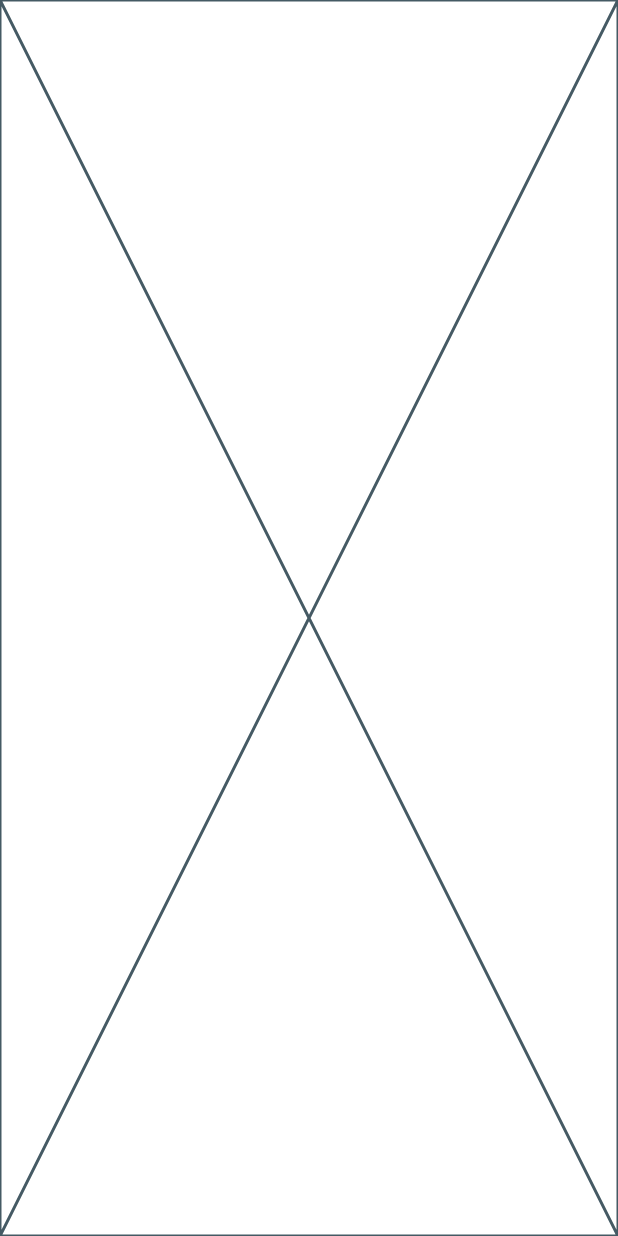
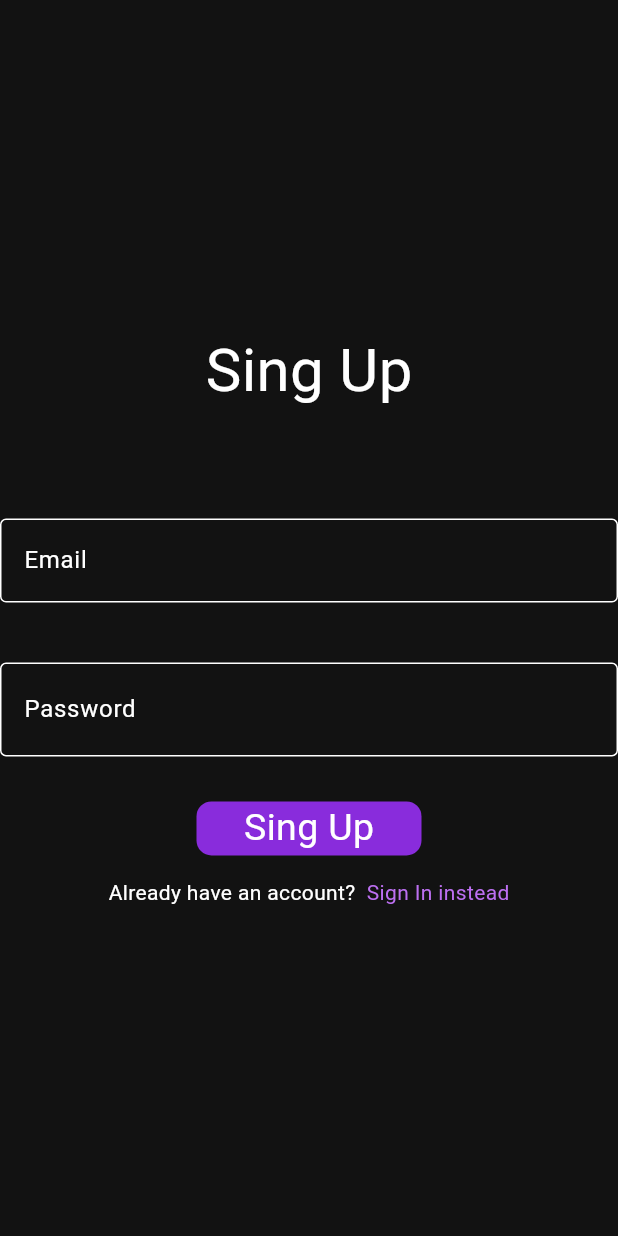
Before and after one commit to MohannadMadi/course_scheduler, a Flutter app: the screen it shows after launch, after a tap on "Sign Up instead", on a phone screen of 412 x 824 dp. Run offline on Flutter 3.47's test engine with Material 3 defaults, Android fonts, the phone set to English and light mode, and no system bars; our stand-ins replace firebase_auth, firebase_core; accounts and stored records are empty.

Commit message:
togle between sign in and up done

```diff
--- /dev/null
+++ b/lib/src/view/authintication/authinticate.dart
@@ -0,0 +1,23 @@
+import 'package:course_scheduler/src/view/authintication/loginPage.dart';
+import 'package:course_scheduler/src/view/authintication/signUpPage.dart';
+import 'package:flutter/cupertino.dart';
+
+class Authinticate extends StatefulWidget {
+  const Authinticate({super.key});
+
+  @override
+  State<Authinticate> createState() => _AuthinticateState();
+}
+
+class _AuthinticateState extends State<Authinticate> {
+  bool showSignIn=true;
+  void toggle(){
+    setState(() {
+      showSignIn=!showSignIn;
+    });
+  }
+  @override
+  Widget build(BuildContext context) {
+    return showSignIn?LoginPage(toggle:toggle): SignUpPage(toggle:toggle);
+  }
+}
--- a/lib/src/view/authintication/loginPage.dart
+++ b/lib/src/view/authintication/loginPage.dart
@@ -7,7 +7,8 @@ import 'package:flutter/cupertino.dart';
 import 'package:flutter/material.dart';
 
 class LoginPage extends StatefulWidget {
-  const LoginPage({super.key});
+  Function toggle;
+    LoginPage({super.key,required this.toggle});
 
   @override
   State<LoginPage> createState() => _LoginPageState();
@@ -130,9 +131,8 @@ class _LoginPageState extends State<LoginPage> {
               ),
               InkWell(
                 onTap: () {
-                  Navigator.of(context).push(MaterialPageRoute(
-                      builder: (context) => const SignUpPage()));
-                },
+                widget.toggle();
+                  },
                 child: const Text(
                   "Sign Up instead",
                   style: TextStyle(color: AppColors.subTextColor),
--- a/lib/src/view/authintication/signUpPage.dart
+++ b/lib/src/view/authintication/signUpPage.dart
@@ -1,15 +1,154 @@
+import 'dart:async';
+
+import 'package:course_scheduler/src/services/auth.dart';
+import 'package:course_scheduler/src/utils/colors.dart';
+import 'package:course_scheduler/src/view/authintication/signUpPage.dart';
 import 'package:flutter/cupertino.dart';
+import 'package:flutter/material.dart';
 
 class SignUpPage extends StatefulWidget {
-  const SignUpPage({super.key});
+  Function toggle;
+
+  SignUpPage({super.key, required this.toggle});
 
   @override
   State<SignUpPage> createState() => _SignUpPageState();
 }
 
 class _SignUpPageState extends State<SignUpPage> {
+  final _formKey = GlobalKey<FormState>();
+  String? email;
+  String? password;
+  bool obscure = true;
+  final AuthServices _auth = AuthServices();
+
   @override
   Widget build(BuildContext context) {
-    return const Placeholder();
+    return Column(mainAxisAlignment: MainAxisAlignment.center, children: [
+      const Text(
+        "Sing Up",
+        style: TextStyle(color: AppColors.mainTextColor, fontSize: 40),
+      ),
+      const SizedBox(
+        height: 70,
+      ),
+      Form(
+          key: _formKey,
+          child: Column(
+            children: <Widget>[
+              TextFormField(
+                validator: (val) =>
+                    val.toString().isEmpty ? "Email cannot be empty" : null,
+                onChanged: (val) {
+                  setState(() {
+                    email = val;
+                  });
+                },
+                decoration: const InputDecoration(
+                  labelText: 'Email',
+                  border: OutlineInputBorder(),
+                ),
+              ),
+              const SizedBox(height: 40),
+              TextFormField(
+                obscureText: obscure,
+                validator: (val) => val.toString().length > 6
+                    ? null
+                    : "Password has to be more than 6 characters",
+                onChanged: (val) {
+                  setState(() {
+                    password = val;
+                  });
+                },
+                decoration: InputDecoration(
+                  suffix: InkWell(
+                      onTap: () {
+                        setState(() {
+                          obscure = !obscure;
+                        });
+                      },
+                      child: const Icon(
+                        Icons.remove_red_eye,
+                        color: AppColors.mainBlue,
+                      )),
+                  labelText: 'Password',
+                  border: const OutlineInputBorder(),
+                ),
+              ),
+            ],
+          )),
+      const SizedBox(
+        height: 30,
+      ),
+      Column(
+        children: [
+          InkWell(
+            onTap: () async {
+              if (_formKey.currentState!.validate()) {
+                dynamic result = await _auth.signUp(email!, password!);
+
+                ScaffoldMessenger.of(context).showSnackBar(
+                  SnackBar(
+                    content: Row(
+                      children: [
+                        Icon(
+                          result == null ? Icons.error_outline : Icons.check,
+                          color: result == null
+                              ? AppColors.errorRed
+                              : AppColors.successGreen,
+                        ),
+                        Text(
+                            result == null
+                                ? "  Please use valid credentials"
+                                : "Signed In successfully",
+                            style: TextStyle(
+                                color: result == null
+                                    ? AppColors.errorRed
+                                    : AppColors.successGreen,
+                                fontSize: 15)),
+                      ],
+                    ),
+                    backgroundColor: AppColors.subBlack,
+                  ),
+                );
+              }
+            },
+            child: Container(
+              alignment: Alignment.center,
+              width: 150,
+              decoration: BoxDecoration(
+                  borderRadius: BorderRadius.circular(10),
+                  color: AppColors.mainButtonColor),
+              child: const Text(
+                "Sing Up",
+                style: TextStyle(fontSize: 25, color: AppColors.mainTextColor),
+              ),
+            ),
+          ),
+          const SizedBox(
+            height: 15,
+          ),
+          Row(
+            mainAxisAlignment: MainAxisAlignment.center,
+            children: [
+              const Text(
+                "Already have an account?  ",
+                style: TextStyle(color: AppColors.mainTextColor),
+              ),
+              InkWell(
+                onTap: () {
+                widget.toggle();
+                },
+                child: const Text(
+                  "Sign In instead",
+                  style: TextStyle(color: AppColors.subTextColor),
+                  // style: TextStyle(color: ),
+                ),
+              )
+            ],
+          )
+        ],
+      )
+    ]);
   }
 }
--- a/lib/src/view/wrapper/wrapper.dart
+++ b/lib/src/view/wrapper/wrapper.dart
@@ -1,4 +1,5 @@
 import 'package:course_scheduler/src/providers/userProvider.dart';
+import 'package:course_scheduler/src/view/authintication/authinticate.dart';
 import 'package:course_scheduler/src/view/authintication/loginPage.dart';
 import 'package:course_scheduler/src/view/homePage/home.dart';
 import 'package:flutter/cupertino.dart';
@@ -18,6 +19,6 @@ class _WrapperState extends State<Wrapper> {
   Widget build(BuildContext context) {
     final user =Provider.of<CustomUser?>(context);
 
-    return user==null?LoginPage():HomePage();
+    return user==null?Authinticate():HomePage();
   }
 }
```
